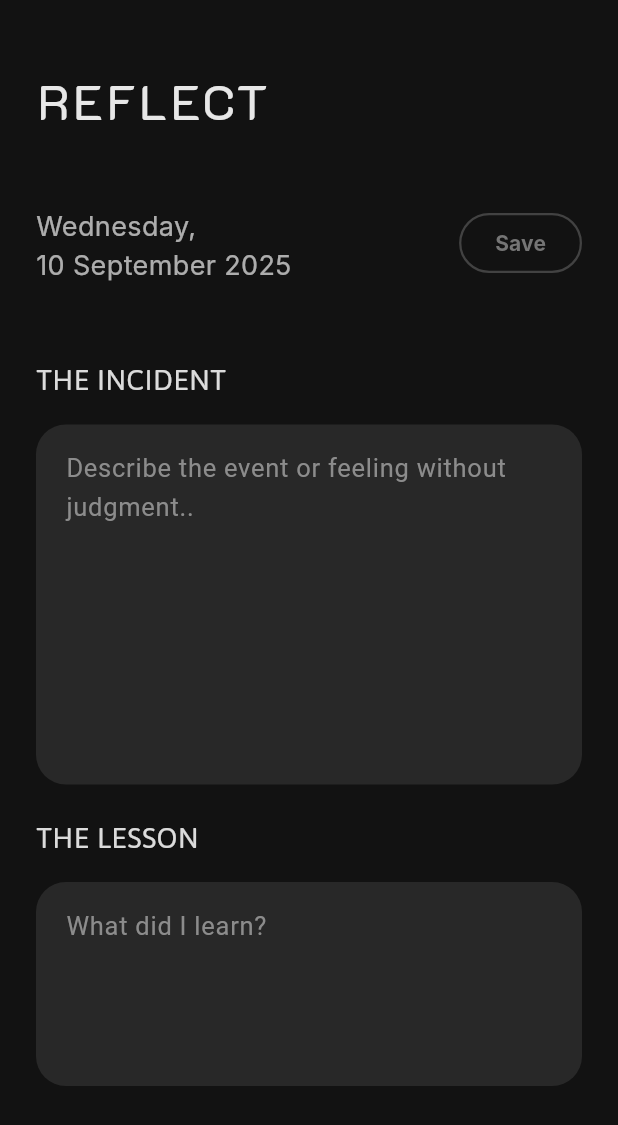
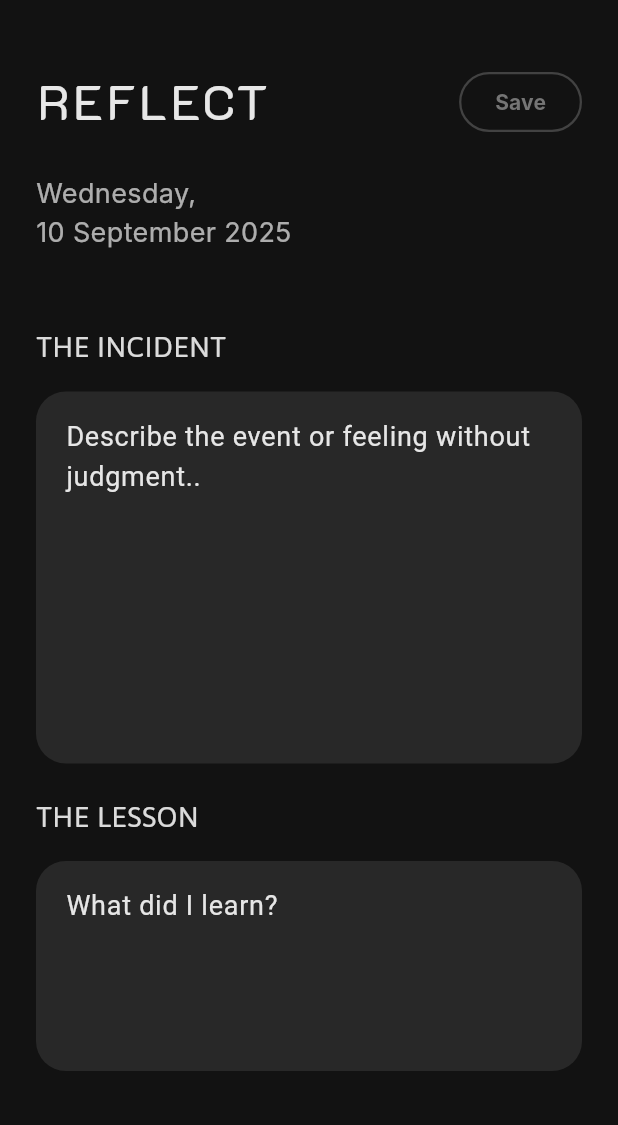
Before and after one commit to AQueMark/flutter_app_1, a Flutter app: the ReflectScreen screen opened directly, on a phone screen of 412 x 824 dp. Shown: the top 1125 px of the screen. Run offline on Flutter 3.47's test engine with Material 3 defaults, Android fonts, the phone set to English and light mode, and no system bars; our stand-ins replace flutter_svg, sqflite, table_calendar; accounts and stored records are empty; Roboto replaces fonts that are missing (Inter, Jomolhari).

```diff
--- a/lib/screens/reflect_screen.dart
+++ b/lib/screens/reflect_screen.dart
@@ -50,6 +50,7 @@ class _ReflectScreenState extends State<ReflectScreen> {
 
   Future<void> _loadLessonForDate(DateTime date) async {
     final dayOnly = DateTime(date.year, date.month, date.day);
+    // Reset fields before loading new data
     _incidentController.clear();
     _lessonController.clear();
     _initialIncidentText = '';
@@ -76,7 +77,7 @@ class _ReflectScreenState extends State<ReflectScreen> {
   }
 
   void _updateSaveButtonState() {
-    final bool isNotEmpty = _incidentController.text.trim().isNotEmpty && _lessonController.text.trim().isNotEmpty;
+    final bool isNotEmpty = _incidentController.text.isNotEmpty && _lessonController.text.isNotEmpty;
     final bool hasChanged = _incidentController.text != _initialIncidentText ||
                            _lessonController.text != _initialLessonText;
 
@@ -95,6 +96,7 @@ class _ReflectScreenState extends State<ReflectScreen> {
     await DatabaseHelper.instance.upsert(lesson);
 
     if (mounted) {
+      // Find the MainScreen and tell it to go to the Lessons tab
       final mainScreenState = context.findAncestorStateOfType<MainScreenState>();
       mainScreenState?.navigateToLessonsAndRefresh();
     }
@@ -122,6 +124,7 @@ class _ReflectScreenState extends State<ReflectScreen> {
 
     if (confirmDelete && mounted) {
       await DatabaseHelper.instance.delete(_currentDate);
+      // Go back to the calendar after deleting
       final mainScreenState = context.findAncestorStateOfType<MainScreenState>();
       mainScreenState?.navigateToCalendarAndRefresh();
     }
@@ -131,7 +134,15 @@ class _ReflectScreenState extends State<ReflectScreen> {
   Widget build(BuildContext context) {
     final String formattedDate = DateFormat('EEEE, \nd MMMM yyyy').format(_currentDate);
 
-    return SafeArea(
+    return GestureDetector(
+      onHorizontalDragEnd: (details) {
+        if (details.primaryVelocity! > 100) { // A strong swipe to the right
+          Navigator.of(context).pop();
+        }
+      },
+      child: Scaffold(
+        backgroundColor: const Color(0xFF121212),
+        body: SafeArea(
           child: Padding(
             padding: const EdgeInsets.symmetric(horizontal: 24.0),
             child: SingleChildScrollView(
@@ -139,6 +150,10 @@ class _ReflectScreenState extends State<ReflectScreen> {
                 crossAxisAlignment: CrossAxisAlignment.start,
                 children: [
                   const SizedBox(height: 44),
+                  Row(
+                    mainAxisAlignment: MainAxisAlignment.spaceBetween,
+                    crossAxisAlignment: CrossAxisAlignment.start,
+                    children: [
                       const Text(
                         'REFLECT',
                         style: TextStyle(
@@ -149,23 +164,13 @@ class _ReflectScreenState extends State<ReflectScreen> {
                           letterSpacing: 2.40,
                         ),
                       ),
-              const SizedBox(height: 48),
-              Row(
-                mainAxisAlignment: MainAxisAlignment.spaceBetween,
-                crossAxisAlignment: CrossAxisAlignment.start,
-                children: [
-                  Text(
-                    formattedDate,
-                    style: const TextStyle(
-                      color: Color(0xB7EAEAEA),
-                      fontSize: 18,
-                      fontFamily: 'Inter',
-                      fontWeight: FontWeight.w400,
-                    ),
-                  ),
                       Row(
                         children: [
-                      // SAVE BUTTON IS NOW FIRST
+                          if (_existingLesson != null)
+                            IconButton(
+                              icon: Icon(Icons.delete_outline, color: Colors.grey[600]),
+                              onPressed: _deleteLesson,
+                            ),
                           OutlinedButton(
                             onPressed: _isSaveButtonEnabled ? _saveLesson : null,
                             style: OutlinedButton.styleFrom(
@@ -188,17 +193,19 @@ class _ReflectScreenState extends State<ReflectScreen> {
                               ),
                             ),
                           ),
-                      // DELETE BUTTON IS NOW SECOND
-                      if (_existingLesson != null)
-                        const SizedBox(width: 8),
-                      if (_existingLesson != null)
-                        IconButton(
-                          icon: Icon(Icons.delete_outline, color: Colors.grey[600]),
-                          onPressed: _deleteLesson,
+                        ],
                       ),
                     ],
                   ),
-                ],
+                  const SizedBox(height: 24),
+                  Text(
+                    formattedDate,
+                    style: const TextStyle(
+                      color: Color(0xB7EAEAEA),
+                      fontSize: 18,
+                      fontFamily: 'Inter',
+                      fontWeight: FontWeight.w400,
+                    ),
                   ),
                   const SizedBox(height: 48),
                   const Text(
@@ -217,14 +224,14 @@ class _ReflectScreenState extends State<ReflectScreen> {
                     style: const TextStyle(
                       color: Color(0xBFAEAEAE),
                       fontFamily: 'Jomolhari',
-                  fontSize: 17,
+                      fontSize: 18,
                     ),
                     decoration: InputDecoration(
                       hintText: 'Describe the event or feeling without judgment..',
                       hintStyle: const TextStyle(
-                    color: Color(0xBFAEAEAE),
+                        color: Color(0xBFAEAEAEA),
                         fontFamily: 'Jomolhari',
-                    fontSize: 17,
+                        fontSize: 18,
                       ),
                       filled: true,
                       fillColor: const Color(0xFF282828),
@@ -250,16 +257,16 @@ class _ReflectScreenState extends State<ReflectScreen> {
                     controller: _lessonController,
                     maxLines: 4,
                     style: const TextStyle(
-                  color: Color(0xBFAEAEAE),
+                      color: Color(0xBFAEAEAEA),
                       fontFamily: 'Jomolhari',
-                  fontSize: 17,
+                      fontSize: 18,
                     ),
                     decoration: InputDecoration(
                       hintText: 'What did I learn?',
                       hintStyle: const TextStyle(
-                    color: Color(0xBFAEAEAE),
+                        color: Color(0xBFAEAEAEA),
                         fontFamily: 'Jomolhari',
-                    fontSize: 17,
+                        fontSize: 18,
                       ),
                       filled: true,
                       fillColor: const Color(0xFF282828),
@@ -274,6 +281,8 @@ class _ReflectScreenState extends State<ReflectScreen> {
               ),
             ),
           ),
+        ),
+      ),
     );
   }
 }
```
Also changed, not shown: lib/screens/lessons_screen.dart (+62 -13 lines). Lines whose indentation alone changed are shown as unchanged.
